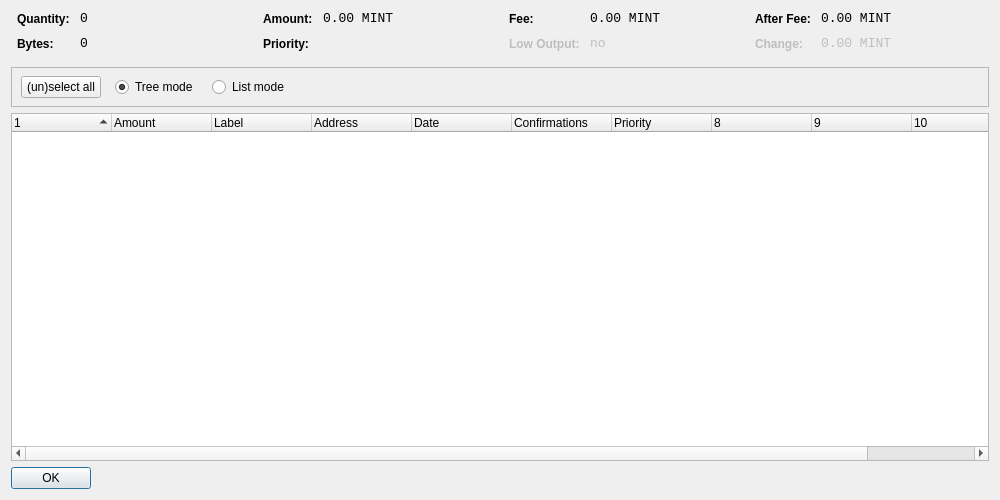
Above: src/qt/forms/coincontroldialog.ui from CryptoHelp/PreminePlus before the change. Below: the same form after it.
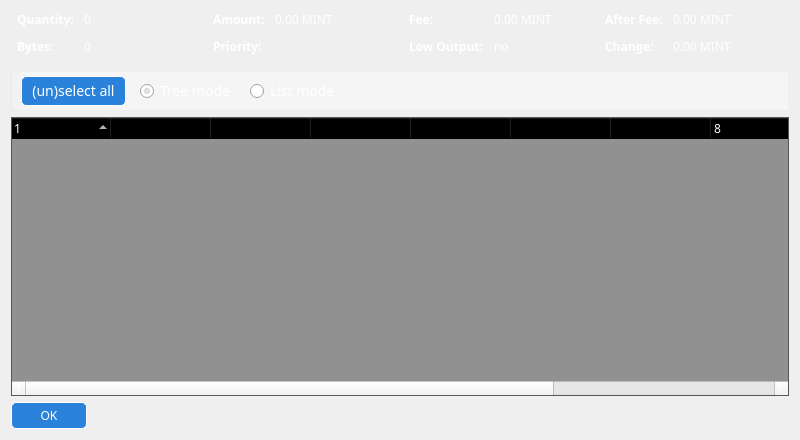
That is the form after the change. Icons and pictures are not drawn. Custom widgets are drawn as their Qt base class.

Diff of the .ui file:
```diff
--- a/src/qt/forms/coincontroldialog.ui
+++ b/src/qt/forms/coincontroldialog.ui
@@ -6,13 +6,22 @@
    <rect>
     <x>0</x>
     <y>0</y>
-    <width>1000</width>
-    <height>500</height>
+    <width>800</width>
+    <height>440</height>
    </rect>
   </property>
+  <property name="sizePolicy">
+   <sizepolicy hsizetype="Fixed" vsizetype="Fixed">
+    <horstretch>0</horstretch>
+    <verstretch>0</verstretch>
+   </sizepolicy>
+  </property>
   <property name="windowTitle">
    <string>Coin Control</string>
   </property>
+  <property name="styleSheet">
+   <string notr="true">background: url(:/images/ccontrol);font-family:impact;color:white</string>
+  </property>
   <layout class="QVBoxLayout" name="verticalLayout">
    <item>
     <layout class="QHBoxLayout" name="horizontalLayoutTop" stretch="0,0,0,0">
@@ -39,7 +48,7 @@
        <item row="0" column="0">
         <widget class="QLabel" name="labelCoinControlQuantityText">
          <property name="styleSheet">
-          <string notr="true">font-weight:bold;</string>
+          <string notr="true">font-weight:bold;background:none;</string>
          </property>
          <property name="text">
           <string>Quantity:</string>
@@ -50,8 +59,7 @@
         <widget class="QLabel" name="labelCoinControlQuantity">
          <property name="font">
           <font>
-           <family>Monospace</family>
-           <pointsize>10</pointsize>
+           <family>impact</family>
           </font>
          </property>
          <property name="cursor">
@@ -60,6 +68,9 @@
          <property name="contextMenuPolicy">
           <enum>Qt::ActionsContextMenu</enum>
          </property>
+         <property name="styleSheet">
+          <string notr="true">background:none;</string>
+         </property>
          <property name="text">
           <string>0</string>
          </property>
@@ -71,7 +82,7 @@
        <item row="1" column="0">
         <widget class="QLabel" name="labelCoinControlBytesText">
          <property name="styleSheet">
-          <string notr="true">font-weight:bold;</string>
+          <string notr="true">font-weight:bold;background:none;</string>
          </property>
          <property name="text">
           <string>Bytes:</string>
@@ -82,8 +93,7 @@
         <widget class="QLabel" name="labelCoinControlBytes">
          <property name="font">
           <font>
-           <family>Monospace</family>
-           <pointsize>10</pointsize>
+           <family>impact</family>
           </font>
          </property>
          <property name="cursor">
@@ -92,6 +102,9 @@
          <property name="contextMenuPolicy">
           <enum>Qt::ActionsContextMenu</enum>
          </property>
+         <property name="styleSheet">
+          <string notr="true">background:none;</string>
+         </property>
          <property name="text">
           <string>0</string>
          </property>
@@ -119,7 +132,7 @@
        <item row="0" column="0">
         <widget class="QLabel" name="labelCoinControlAmountText">
          <property name="styleSheet">
-          <string notr="true">font-weight:bold;</string>
+          <string notr="true">font-weight:bold;background:none;</string>
          </property>
          <property name="text">
           <string>Amount:</string>
@@ -130,8 +143,7 @@
         <widget class="QLabel" name="labelCoinControlAmount">
          <property name="font">
           <font>
-           <family>Monospace</family>
-           <pointsize>10</pointsize>
+           <family>impact</family>
           </font>
          </property>
          <property name="cursor">
@@ -140,6 +152,9 @@
          <property name="contextMenuPolicy">
           <enum>Qt::ActionsContextMenu</enum>
          </property>
+         <property name="styleSheet">
+          <string notr="true">background:none;</string>
+         </property>
          <property name="text">
           <string>0.00 MINT</string>
          </property>
@@ -151,7 +166,7 @@
        <item row="1" column="0">
         <widget class="QLabel" name="labelCoinControlPriorityText">
          <property name="styleSheet">
-          <string notr="true">font-weight:bold;</string>
+          <string notr="true">font-weight:bold;background:none;</string>
          </property>
          <property name="text">
           <string>Priority:</string>
@@ -162,8 +177,7 @@
         <widget class="QLabel" name="labelCoinControlPriority">
          <property name="font">
           <font>
-           <family>Monospace</family>
-           <pointsize>10</pointsize>
+           <family>impact</family>
           </font>
          </property>
          <property name="cursor">
@@ -172,6 +186,9 @@
          <property name="contextMenuPolicy">
           <enum>Qt::ActionsContextMenu</enum>
          </property>
+         <property name="styleSheet">
+          <string notr="true">background:none;</string>
+         </property>
          <property name="text">
           <string/>
          </property>
@@ -199,7 +216,7 @@
        <item row="0" column="0">
         <widget class="QLabel" name="labelCoinControlFeeText">
          <property name="styleSheet">
-          <string notr="true">font-weight:bold;</string>
+          <string notr="true">font-weight:bold;background:none;</string>
          </property>
          <property name="text">
           <string>Fee:</string>
@@ -210,8 +227,7 @@
         <widget class="QLabel" name="labelCoinControlFee">
          <property name="font">
           <font>
-           <family>Monospace</family>
-           <pointsize>10</pointsize>
+           <family>impact</family>
           </font>
          </property>
          <property name="cursor">
@@ -220,6 +236,9 @@
          <property name="contextMenuPolicy">
           <enum>Qt::ActionsContextMenu</enum>
          </property>
+         <property name="styleSheet">
+          <string notr="true">background:none;</string>
+         </property>
          <property name="text">
           <string>0.00 MINT</string>
          </property>
@@ -234,7 +253,7 @@
           <bool>false</bool>
          </property>
          <property name="styleSheet">
-          <string notr="true">font-weight:bold;</string>
+          <string notr="true">font-weight:bold;background:none;</string>
          </property>
          <property name="text">
           <string>Low Output:</string>
@@ -248,8 +267,7 @@
          </property>
          <property name="font">
           <font>
-           <family>Monospace</family>
-           <pointsize>10</pointsize>
+           <family>impact</family>
           </font>
          </property>
          <property name="cursor">
@@ -258,6 +276,9 @@
          <property name="contextMenuPolicy">
           <enum>Qt::ActionsContextMenu</enum>
          </property>
+         <property name="styleSheet">
+          <string notr="true">background:none;</string>
+         </property>
          <property name="text">
           <string>no</string>
          </property>
@@ -285,7 +306,7 @@
        <item row="0" column="0">
         <widget class="QLabel" name="labelCoinControlAfterFeeText">
          <property name="styleSheet">
-          <string notr="true">font-weight:bold;</string>
+          <string notr="true">font-weight:bold;background:none;</string>
          </property>
          <property name="text">
           <string>After Fee:</string>
@@ -296,8 +317,7 @@
         <widget class="QLabel" name="labelCoinControlAfterFee">
          <property name="font">
           <font>
-           <family>Monospace</family>
-           <pointsize>10</pointsize>
+           <family>impact</family>
           </font>
          </property>
          <property name="cursor">
@@ -306,6 +326,9 @@
          <property name="contextMenuPolicy">
           <enum>Qt::ActionsContextMenu</enum>
          </property>
+         <property name="styleSheet">
+          <string notr="true">background:none;</string>
+         </property>
          <property name="text">
           <string>0.00 MINT</string>
          </property>
@@ -320,7 +343,7 @@
           <bool>false</bool>
          </property>
          <property name="styleSheet">
-          <string notr="true">font-weight:bold;</string>
+          <string notr="true">font-weight:bold;background:none;</string>
          </property>
          <property name="text">
           <string>Change:</string>
@@ -334,8 +357,7 @@
          </property>
          <property name="font">
           <font>
-           <family>Monospace</family>
-           <pointsize>10</pointsize>
+           <family>impact</family>
           </font>
          </property>
          <property name="cursor">
@@ -344,6 +366,9 @@
          <property name="contextMenuPolicy">
           <enum>Qt::ActionsContextMenu</enum>
          </property>
+         <property name="styleSheet">
+          <string notr="true">background:none;</string>
+         </property>
          <property name="text">
           <string>0.00 MINT</string>
          </property>
@@ -364,6 +389,15 @@
        <height>40</height>
       </size>
      </property>
+     <property name="font">
+      <font>
+       <family>impact</family>
+       <pointsize>-1</pointsize>
+      </font>
+     </property>
+     <property name="styleSheet">
+      <string notr="true">background: rgba(255,255,255,50);color:white;font-family:impact;font-size:14px;</string>
+     </property>
      <property name="frameShape">
       <enum>QFrame::StyledPanel</enum>
      </property>
@@ -379,7 +413,7 @@
         <height>41</height>
        </rect>
       </property>
-      <layout class="QHBoxLayout" name="horizontalLayoutPanel" stretch="0,0,0,0,0">
+      <layout class="QHBoxLayout" name="horizontalLayoutPanel" stretch="0,0,0,0">
        <property name="spacing">
         <number>14</number>
        </property>
@@ -391,6 +425,9 @@
            <verstretch>0</verstretch>
           </sizepolicy>
          </property>
+         <property name="styleSheet">
+          <string notr="true">background: #2a82db; color: white; border-radius: 5px; padding:4px 10px;border:1px solid white;</string>
+         </property>
          <property name="text">
           <string>(un)select all</string>
          </property>
@@ -404,6 +441,9 @@
            <verstretch>0</verstretch>
           </sizepolicy>
          </property>
+         <property name="styleSheet">
+          <string notr="true">background:none;</string>
+         </property>
          <property name="text">
           <string>Tree mode</string>
          </property>
@@ -420,6 +460,9 @@
            <verstretch>0</verstretch>
           </sizepolicy>
          </property>
+         <property name="styleSheet">
+          <string notr="true">background:none;</string>
+         </property>
          <property name="text">
           <string>List mode</string>
          </property>
@@ -447,6 +490,24 @@
      <property name="contextMenuPolicy">
       <enum>Qt::CustomContextMenu</enum>
      </property>
+     <property name="styleSheet">
+      <string notr="true">background:rgba(0,0,0,100);</string>
+     </property>
+     <property name="frameShape">
+      <enum>QFrame::StyledPanel</enum>
+     </property>
+     <property name="frameShadow">
+      <enum>QFrame::Sunken</enum>
+     </property>
+     <property name="midLineWidth">
+      <number>0</number>
+     </property>
+     <property name="alternatingRowColors">
+      <bool>false</bool>
+     </property>
+     <property name="selectionBehavior">
+      <enum>QAbstractItemView::SelectRows</enum>
+     </property>
      <property name="sortingEnabled">
       <bool>false</bool>
      </property>
@@ -463,26 +524,103 @@
       <property name="text">
        <string/>
       </property>
+      <property name="font">
+       <font>
+        <family>Impact</family>
+       </font>
+      </property>
+      <property name="background">
+       <color alpha="50">
+        <red>0</red>
+        <green>0</green>
+        <blue>0</blue>
+       </color>
+      </property>
      </column>
      <column>
       <property name="text">
        <string>Amount</string>
       </property>
+      <property name="font">
+       <font>
+        <family>Impact</family>
+        <weight>50</weight>
+        <bold>false</bold>
+       </font>
+      </property>
+      <property name="background">
+       <color alpha="50">
+        <red>0</red>
+        <green>0</green>
+        <blue>0</blue>
+       </color>
+      </property>
+      <property name="foreground">
+       <brush brushstyle="SolidPattern">
+        <color alpha="255">
+         <red>0</red>
+         <green>0</green>
+         <blue>0</blue>
+        </color>
+       </brush>
+      </property>
      </column>
      <column>
       <property name="text">
        <string>Label</string>
       </property>
+      <property name="font">
+       <font>
+        <family>Impact</family>
+       </font>
+      </property>
+      <property name="foreground">
+       <brush brushstyle="SolidPattern">
+        <color alpha="255">
+         <red>0</red>
+         <green>0</green>
+         <blue>0</blue>
+        </color>
+       </brush>
+      </property>
      </column>
      <column>
       <property name="text">
        <string>Address</string>
       </property>
+      <property name="font">
+       <font>
+        <family>Impact</family>
+       </font>
+      </property>
+      <property name="foreground">
+       <brush brushstyle="SolidPattern">
+        <color alpha="255">
+         <red>0</red>
+         <green>0</green>
+         <blue>0</blue>
+        </color>
+       </brush>
+      </property>
      </column>
      <column>
       <property name="text">
        <string>Date</string>
       </property>
+      <property name="font">
+       <font>
+        <family>Impact</family>
+       </font>
+      </property>
+      <property name="foreground">
+       <brush brushstyle="SolidPattern">
+        <color alpha="255">
+         <red>0</red>
+         <green>0</green>
+         <blue>0</blue>
+        </color>
+       </brush>
+      </property>
      </column>
      <column>
       <property name="text">
@@ -491,11 +629,39 @@
       <property name="toolTip">
        <string>Confirmed</string>
       </property>
+      <property name="font">
+       <font>
+        <family>Impact</family>
+       </font>
+      </property>
+      <property name="foreground">
+       <brush brushstyle="SolidPattern">
+        <color alpha="255">
+         <red>0</red>
+         <green>0</green>
+         <blue>0</blue>
+        </color>
+       </brush>
+      </property>
      </column>
      <column>
       <property name="text">
        <string>Priority</string>
       </property>
+      <property name="font">
+       <font>
+        <family>Impact</family>
+       </font>
+      </property>
+      <property name="foreground">
+       <brush brushstyle="SolidPattern">
+        <color alpha="255">
+         <red>0</red>
+         <green>0</green>
+         <blue>0</blue>
+        </color>
+       </brush>
+      </property>
      </column>
      <column>
       <property name="text">
@@ -527,6 +693,14 @@
        <verstretch>0</verstretch>
       </sizepolicy>
      </property>
+     <property name="font">
+      <font>
+       <family>impact</family>
+      </font>
+     </property>
+     <property name="styleSheet">
+      <string notr="true">background: #2a82db; color: white; border-radius: 5px; padding:4px 28px;border:1px solid white;</string>
+     </property>
      <property name="orientation">
       <enum>Qt::Horizontal</enum>
      </property>
```
Left out of the diff: 4 changed lines with no effect on the pictures.
